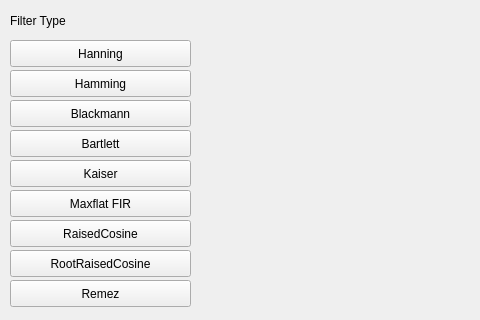
Old version of the form qt_fir/mainwindow.ui in the repository audiofilter/spuce; both pictures show x 0 to 480 and y 0 to 320 of the 800 by 450 pixel window.
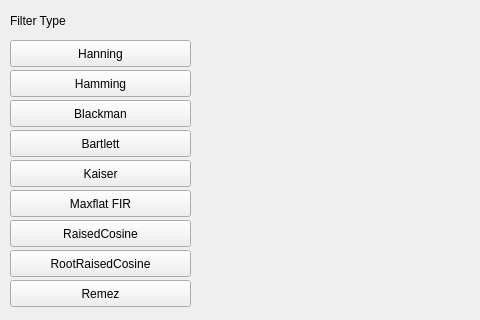
New version of the form. Custom widgets are drawn as their Qt base class.

Patch:
```diff
--- a/qt_fir/mainwindow.ui
+++ b/qt_fir/mainwindow.ui
@@ -81,7 +81,7 @@
      </rect>
     </property>
     <property name="text">
-     <string>Blackmann</string>
+     <string>Blackman</string>
     </property>
     <property name="checkable">
      <bool>true</bool>
```
Left out of the diff: 2 changed lines with no effect on the pictures.
